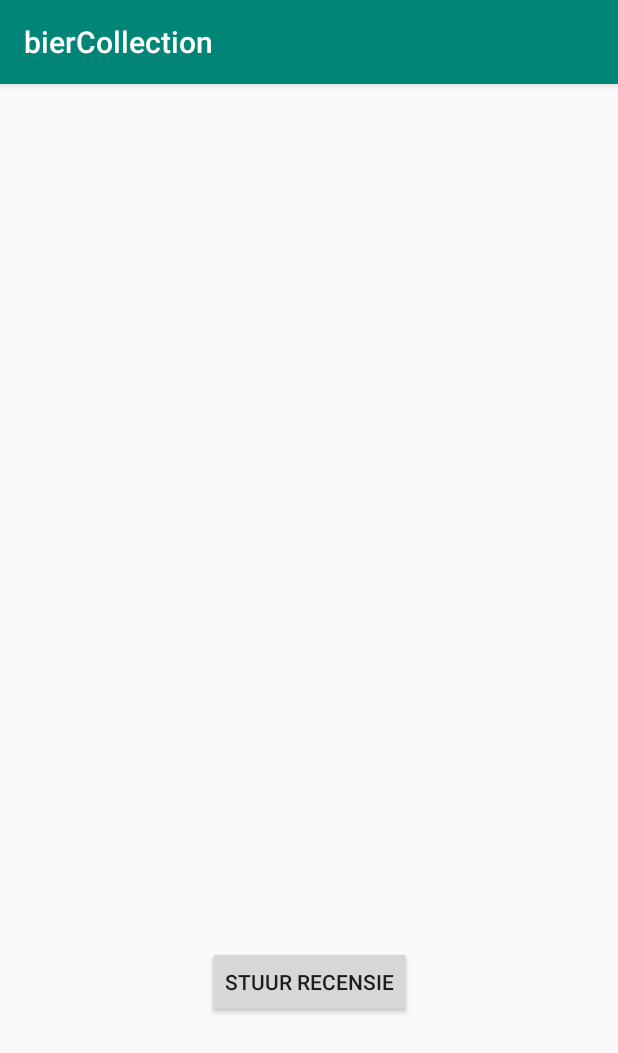
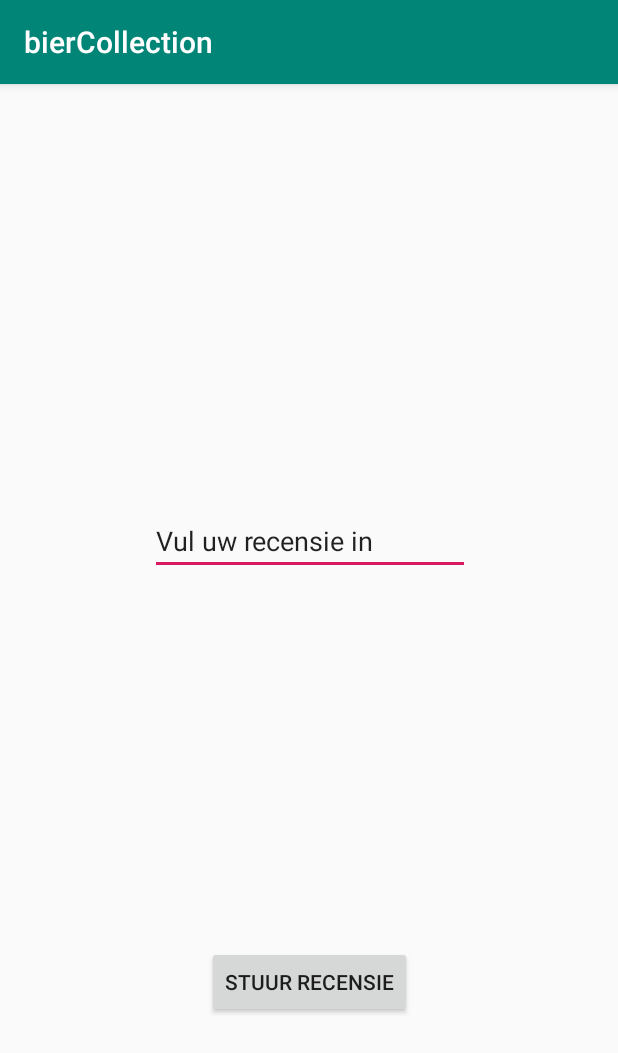
Before and after one commit to schaapkabap/ikpmd, an Android app: the Firebase screen opened directly, with no data from a screen before it, after a tap on "STUUR RECENSIE", on a phone screen of 412 x 824 dp. Shown: the top 1053 px of the screen. Run offline under Robolectric (Android 15) with nearby library versions, the phone set to English and light mode, and no system bars; our stand-ins replace Firebase (no records; nobody signed in at launch, a user with empty details on screens opened directly).

Commit message:
visualisatie en recensie sturen

```diff
--- a/app/build.gradle
+++ b/app/build.gradle
@@ -39,6 +39,7 @@ dependencies {
     androidTestImplementation 'com.android.support.test.espresso:espresso-core:3.0.2'
     implementation 'com.android.support:cardview-v7:28.0.0'
 
+
     implementation 'com.google.firebase:firebase-database:16.0.1'
     //implementation 'com.google.firebase:firebase-database:16.0.1:15.0.0'
 
--- a/app/src/main/java/com/example/schaapkabap/biercollection/Models/Recensie.java
+++ b/app/src/main/java/com/example/schaapkabap/biercollection/Models/Recensie.java
@@ -1,33 +1,35 @@
 package com.example.schaapkabap.biercollection.Models;
 
+import android.widget.Button;
+import android.widget.EditText;
+import android.widget.TextView;
+
+import java.util.HashMap;
+import java.util.Map;
+
+
 public class Recensie {
-    private int cijfer;
+
+    Button mButton;
+    EditText mEdit;
+    TextView mText;
+
     private String recensietekst;
-    private Bier bier;
 
-    public Recensie(int cijfer, String recensietekst, Bier bier) {
-        this.cijfer = cijfer;
+    public Recensie(String recensietekst) {
+
         this.recensietekst = recensietekst;
-        this.bier = bier;
+
     }
 
     public Recensie() {
     }
+    public Map<String, Object> toMap() {
+        HashMap<String, Object> result = new HashMap<>();
+        result.put("recensietekst", recensietekst);
 
-    public Bier getBier() {
-        return bier;
-    }
 
-    public void setBier(Bier bier) {
-        this.bier = bier;
-    }
-
-    public int getCijfer() {
-        return cijfer;
-    }
-
-    public void setCijfer(int cijfer) {
-        this.cijfer = cijfer;
+        return result;
     }
 
     public String getRecensietekst() {
--- a/app/src/main/java/com/example/schaapkabap/biercollection/activitys/Firebase.java
+++ b/app/src/main/java/com/example/schaapkabap/biercollection/activitys/Firebase.java
@@ -1,42 +1,96 @@
 package com.example.schaapkabap.biercollection.activitys;
 
+import android.nfc.Tag;
 import android.support.v7.app.AppCompatActivity;
 import android.os.Bundle;
 import android.util.Log;
 import android.view.View;
 import android.widget.Button;
+import android.widget.EditText;
+import android.widget.TextView;
+import android.widget.Toast;
 
+import com.example.schaapkabap.biercollection.MainActivity;
 import com.example.schaapkabap.biercollection.Models.Bier;
+import com.example.schaapkabap.biercollection.Models.Recensie;
 import com.example.schaapkabap.biercollection.R;
 import com.example.schaapkabap.biercollection.helpers.FirebaseHelper;
+import com.google.firebase.database.DataSnapshot;
+import com.google.firebase.database.DatabaseError;
 import com.google.firebase.database.DatabaseReference;
 import com.google.firebase.database.FirebaseDatabase;
+import com.google.firebase.database.ValueEventListener;
+
+import java.util.HashMap;
+import java.util.Map;
 
 public class Firebase extends AppCompatActivity {
-    private FirebaseHelper firebaseHelper = new FirebaseHelper();
-    final FirebaseDatabase database = FirebaseDatabase.getInstance();
-    DatabaseReference ref = database.getReference("server/saving-data/fireblog");
+
+    Button mButton;
+    EditText mEdit;
+    TextView mText;
 
     @Override
     protected void onCreate(Bundle savedInstanceState) {
         super.onCreate(savedInstanceState);
         setContentView(R.layout.activity_firebase);
+        FirebaseDatabase database;
+        DatabaseReference myRef;
+        final String TAG = MainActivity.class.getSimpleName();
+
 
         Button recensie = (Button) findViewById(R.id.recensiebutton);
 
+
+
+
+
+
+        database = FirebaseDatabase.getInstance();
+        myRef = database.getReference("message");
+
+
+
+
         recensie.setOnClickListener(new View.OnClickListener() {
             public void onClick(View v) {
-                Log.d("recensiebutton ingedrukt", "stuur de data");
-                Bier bier1 = new Bier("tratyata", "klein2", "new york", "weg", "0238-42532422");
-               firebaseHelper.addData(bier1);
-                firebaseHelper.dataRequest("Biertastisch");
-                Bier bier = firebaseHelper.getBier();
-                System.out.println(bier.getNaam());
+
+                mEdit   = (EditText)findViewById(R.id.editText);
+                mEdit.getText().toString();
+
+
+
+
+
+
+                String key = myRef.child("message").push().getKey();
+                Recensie recensie = new Recensie(mEdit.getText().toString());
+                Map<String, Object> postValues = recensie.toMap();
+
+                Map<String, Object> childUpdates = new HashMap<>();
+                childUpdates.put("/recensies/" + key, postValues);
+
+
+                myRef.updateChildren(childUpdates);
+
+                CharSequence text = "Uw recensie is geplaats";
+                int duration = Toast.LENGTH_LONG;
+                Toast toast = Toast.makeText(getApplicationContext(), text, duration);
+                toast.show();
 
 
             }
         });
+
+
+
+
+
+
+
     }
 
 
+
+
 }
--- a/app/src/main/res/layout/activity_firebase.xml
+++ b/app/src/main/res/layout/activity_firebase.xml
@@ -19,4 +19,22 @@
         app:layout_constraintEnd_toEndOf="parent"
         app:layout_constraintStart_toStartOf="parent"
         app:layout_constraintTop_toTopOf="parent" />
+
+    <EditText
+        android:id="@+id/editText"
+        android:layout_width="wrap_content"
+        android:layout_height="wrap_content"
+        android:layout_marginStart="85dp"
+        android:layout_marginTop="217dp"
+        android:layout_marginEnd="84dp"
+        android:layout_marginBottom="183dp"
+        android:ems="10"
+        android:inputType="textPersonName"
+        android:text="Vul uw recensie in"
+        app:layout_constraintBottom_toTopOf="@+id/recensiebutton"
+        app:layout_constraintEnd_toEndOf="parent"
+        app:layout_constraintStart_toStartOf="parent"
+        app:layout_constraintTop_toTopOf="parent" />
+
+
 </android.support.constraint.ConstraintLayout>
```
Also changed, not shown: app/src/main/java/com/example/schaapkabap/biercollection/Models/Barchart.java (+3 -10 lines), app/src/main/java/com/example/schaapkabap/biercollection/activitys/Baractivity.java (+50 -23 lines), app/src/main/java/com/example/schaapkabap/biercollection/helpers/FirebaseHelper.java (+4 -4 lines), app/src/main/res/layout/activity_baractivity.xml (+6 -4 lines).
